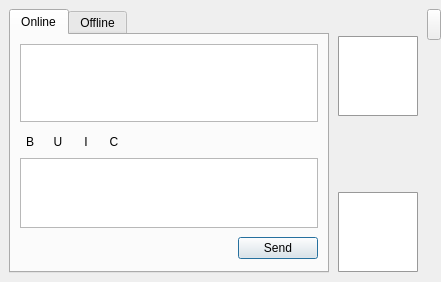
Old version of the form src/gui/form_chatwidget.ui in the repository vituperative/i2pchat.
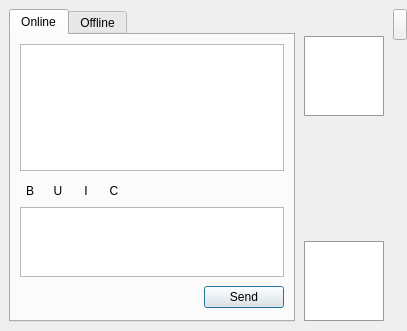
New version of the form. Icons and pictures are not drawn.

Commit message: Default chat window to 400x300; allow smaller window

```diff
--- a/src/gui/form_chatwidget.ui
+++ b/src/gui/form_chatwidget.ui
@@ -6,14 +6,20 @@
    <rect>
     <x>0</x>
     <y>0</y>
-    <width>441</width>
-    <height>282</height>
+    <width>407</width>
+    <height>331</height>
    </rect>
   </property>
+  <property name="sizePolicy">
+   <sizepolicy hsizetype="Fixed" vsizetype="Fixed">
+    <horstretch>0</horstretch>
+    <verstretch>0</verstretch>
+   </sizepolicy>
+  </property>
   <property name="minimumSize">
    <size>
-    <width>441</width>
-    <height>0</height>
+    <width>346</width>
+    <height>240</height>
    </size>
   </property>
   <property name="windowTitle">
@@ -37,7 +43,7 @@
       </property>
       <property name="minimumSize">
        <size>
-        <width>320</width>
+        <width>220</width>
         <height>0</height>
        </size>
       </property>
@@ -999,7 +1005,7 @@
         <property name="sizeHint" stdset="0">
          <size>
           <width>14</width>
-          <height>321</height>
+          <height>0</height>
          </size>
         </property>
        </spacer>
@@ -1073,7 +1079,7 @@
          <property name="sizeHint" stdset="0">
           <size>
            <width>4</width>
-           <height>210</height>
+           <height>0</height>
           </size>
          </property>
         </spacer>
```
The commit also changes 1 other file.
